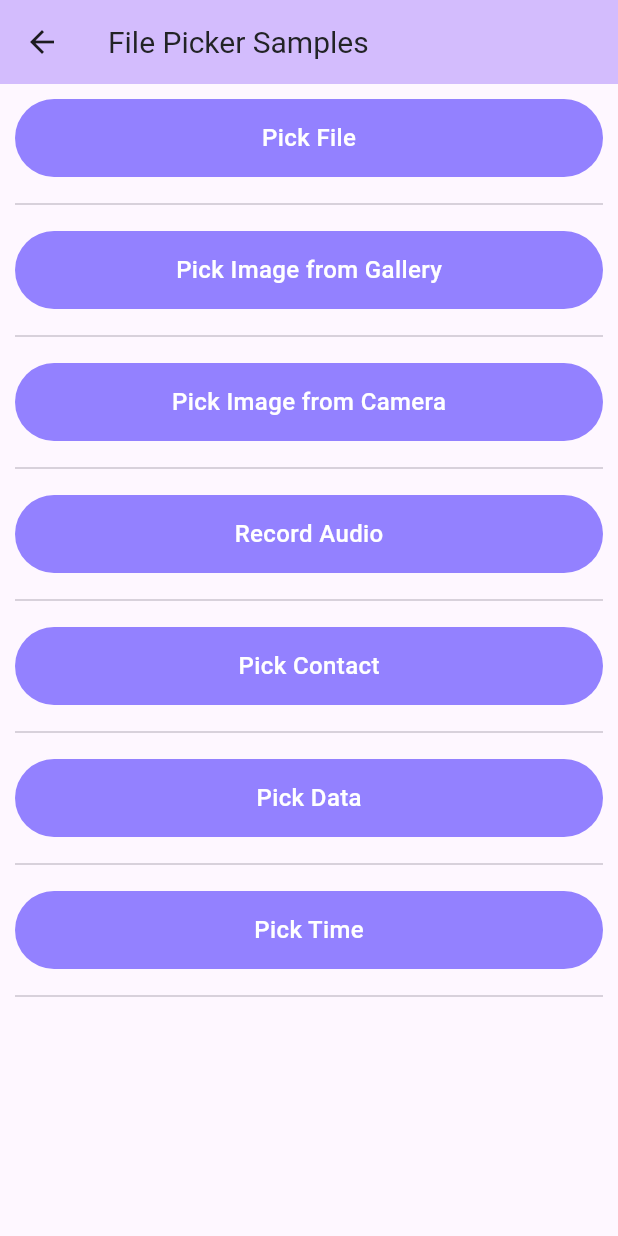
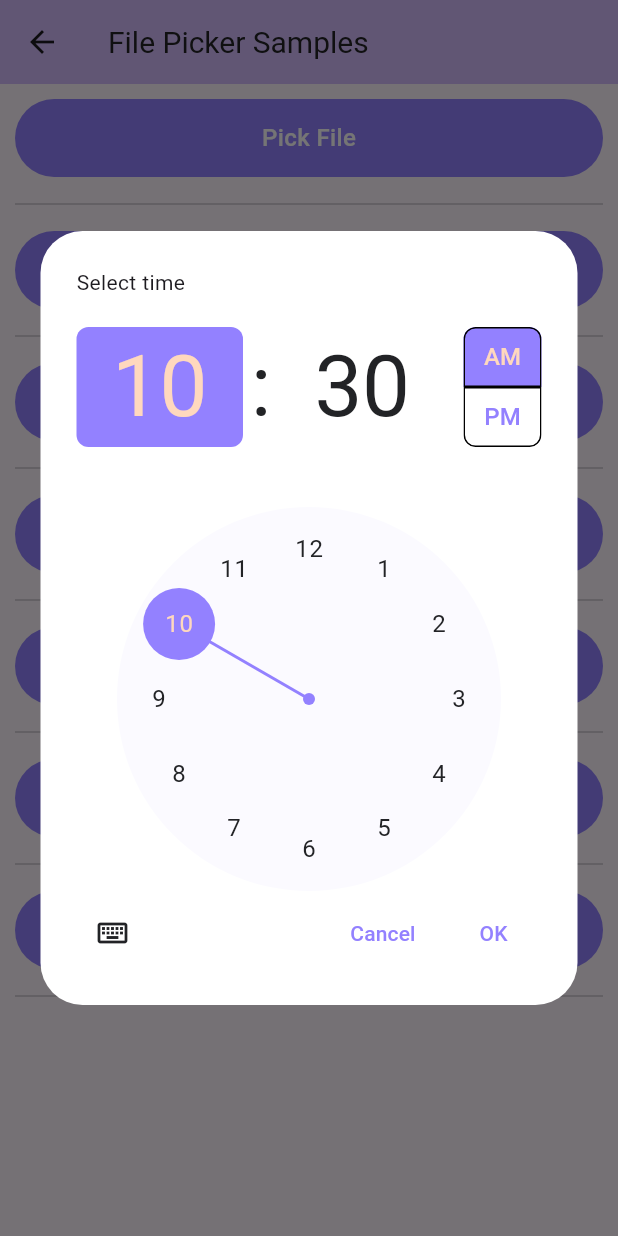
Before and after one commit to Danish-Git/universal_flutter_utils, a Flutter app: the FilePicker screen opened directly, after a tap on "Pick Time", on a phone screen of 412 x 824 dp. Run offline on Flutter 3.47's test engine with Material 3 defaults, Android fonts, the phone set to English and light mode, and no system bars; our stand-ins replace dio, file_picker, flutter_native_contact_picker, get, get_storage, image_picker and 2 more; missing offline and left inert: audio_waveforms; accounts and stored records are empty.

Commit message:
Implemented date and time picker

```diff
--- a/example/lib/file_picker/controller.dart
+++ b/example/lib/file_picker/controller.dart
@@ -1,5 +1,6 @@
 
 
+import 'package:flutter/material.dart';
 import 'package:get/get.dart';
 import 'package:image_picker/image_picker.dart';
 import 'package:universal_flutter_utils/universal_flutter_utils.dart';
@@ -37,9 +38,17 @@ class FilePickerController extends GetxController {
     contact.value = await UFUtils.picker.selectContacts() ?? "";
   }
 
-  void pickDate() {
+  Future<void> pickDate() async {
+    DateTime? selectedDate = await UFUtils.picker.selectDate();
+    if(selectedDate != null) {
+      date.value = UFUtils.formatDate(selectedDate) ?? "";
+    }
   }
 
-  void pickTime() {
+  Future<void> pickTime() async {
+    TimeOfDay? selectedTime = await UFUtils.picker.selectTime();
+    if(selectedTime != null) {
+      time.value = "${selectedTime.hour} : ${selectedTime.minute}";
+    }
   }
 }
--- a/lib/utils/file_picker/index.dart
+++ b/lib/utils/file_picker/index.dart
@@ -3,9 +3,11 @@ import 'dart:io';
 
 import 'package:audio_waveforms/audio_waveforms.dart';
 import 'package:file_picker/file_picker.dart';
+import 'package:flutter/material.dart';
 import 'package:flutter/services.dart';
 import 'package:flutter_native_contact_picker/flutter_native_contact_picker.dart';
 import 'package:flutter_native_contact_picker/model/contact.dart';
+import 'package:get/get.dart';
 import 'package:image_picker/image_picker.dart';
 import 'package:permission_handler/permission_handler.dart';
 import 'package:universal_flutter_utils/universal_flutter_utils.dart';
@@ -108,6 +110,80 @@ class UFFilePickerUtil {
     return null;
   }
 
+  Future<DateTime?> selectDate({DateTime? initialDate, DateTime? startDate, DateTime? endDate,}) async {
+    return await showDatePicker(
+      context: Get.context!,
+      initialDate: initialDate,
+      firstDate: DateTime.now().add(const Duration(days: -(365 * 90))),
+      lastDate: startDate ?? DateTime.now().add(const Duration(days: -(365 * 8))),
+      initialEntryMode: DatePickerEntryMode.calendarOnly,
+      builder: (BuildContext context, Widget? child) {
+        return Theme(
+          data: Theme.of(context).copyWith(
+            dialogBackgroundColor: Colors.grey, // Set the dialog background color to grey
+            colorScheme: ColorScheme.light(
+              primary: AppTheme.themeColors.primary, // Header background color
+              onPrimary: AppTheme.themeColors.tertiary, // Header text color
+              onSurface: AppTheme.themeColors.text, // Body text color
+            ),
+            textButtonTheme: TextButtonThemeData(
+              style: TextButton.styleFrom(
+                foregroundColor: AppTheme.themeColors.primary, // Button text color
+              ),
+            ),
+          ),
+          child: child!,
+        );
+      },
+    );
+  }
+
+  Future<TimeOfDay?> selectTime({TimeOfDay? initialTime}) async {
+    return await showTimePicker(
+      context: Get.context!,
+      initialTime: initialTime ?? TimeOfDay.now(),
+      builder: (BuildContext context, Widget? child) {
+        return MediaQuery(
+          data: MediaQuery.of(context).copyWith(alwaysUse24HourFormat: false), // Ensure AM/PM format
+          child: Theme(
+            data: Theme.of(context).copyWith(
+              dialogBackgroundColor: AppTheme.themeColors.darkGray,
+              colorScheme: ColorScheme.light(
+                primary: AppTheme.themeColors.primary, // Header background color
+                onPrimary: AppTheme.themeColors.tertiary, // Header text color
+                onSurface: AppTheme.themeColors.text, // Body text color
+              ),
+              textButtonTheme: TextButtonThemeData(
+                style: TextButton.styleFrom(
+                  foregroundColor: AppTheme.themeColors.primary, // Button text color
+                ),
+              ),
+              timePickerTheme: TimePickerThemeData(
+                dialBackgroundColor: AppTheme.themeColors.primary.withAlpha(10), // Dial background color
+                dialHandColor: AppTheme.themeColors.primary, // Dial hand color
+                dayPeriodTextColor: WidgetStateColor.resolveWith((states) {
+                  // Customize AM/PM text colors
+                  if (states.contains(WidgetState.selected)) {
+                    return AppTheme.themeColors.tertiary; // Selected text color
+                  }
+                  return AppTheme.themeColors.primary; // Default text color
+                }),
+                dayPeriodColor: WidgetStateColor.resolveWith((states) {
+                  // Customize AM/PM button background color
+                  if (states.contains(WidgetState.selected)) {
+                    return AppTheme.themeColors.primary; // Selected background color
+                  }
+                  return AppTheme.themeColors.base; // Default background color
+                }),
+              ),
+            ),
+
+            child: child!,
+          ),
+        );
+      },
+    );
+  }
 
   Future<List<XFile>> _pickImageFile({required ImageSource source, bool multiple = false, bool compress = false}) async {
     List<XFile> files = <XFile>[];
```
